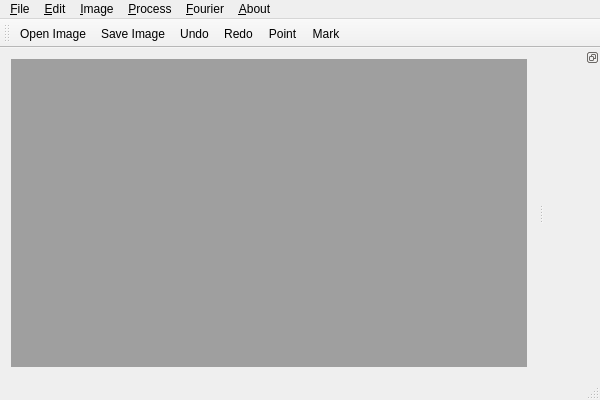
The window that mainwindow.ui (mbobowsk/DarQwin) describes before a commit, drawn with Qt 5.
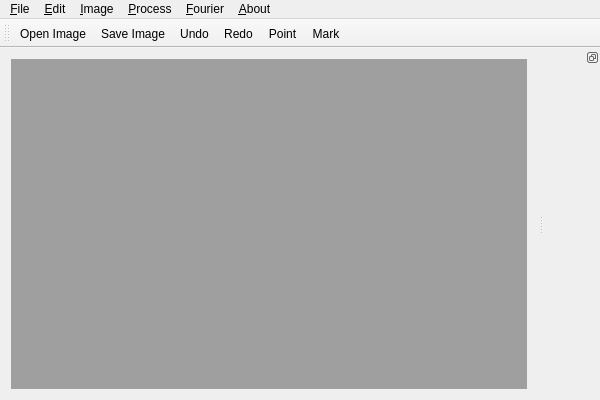
The same window after the commit. Icons and pictures are not drawn.

```diff
--- a/mainwindow.ui
+++ b/mainwindow.ui
@@ -200,7 +200,6 @@
    <addaction name="pointAction"/>
    <addaction name="selectAction"/>
   </widget>
-  <widget class="QStatusBar" name="statusBar"/>
   <widget class="QDockWidget" name="dockWidget">
    <property name="sizePolicy">
     <sizepolicy hsizetype="Preferred" vsizetype="Preferred">
```
